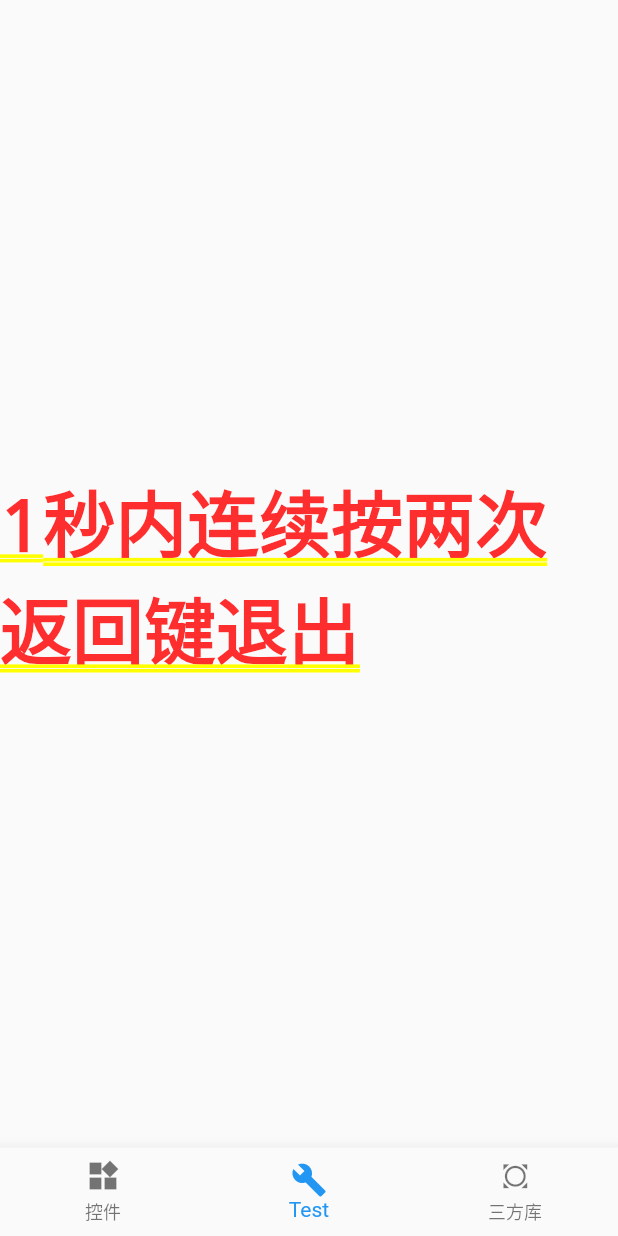
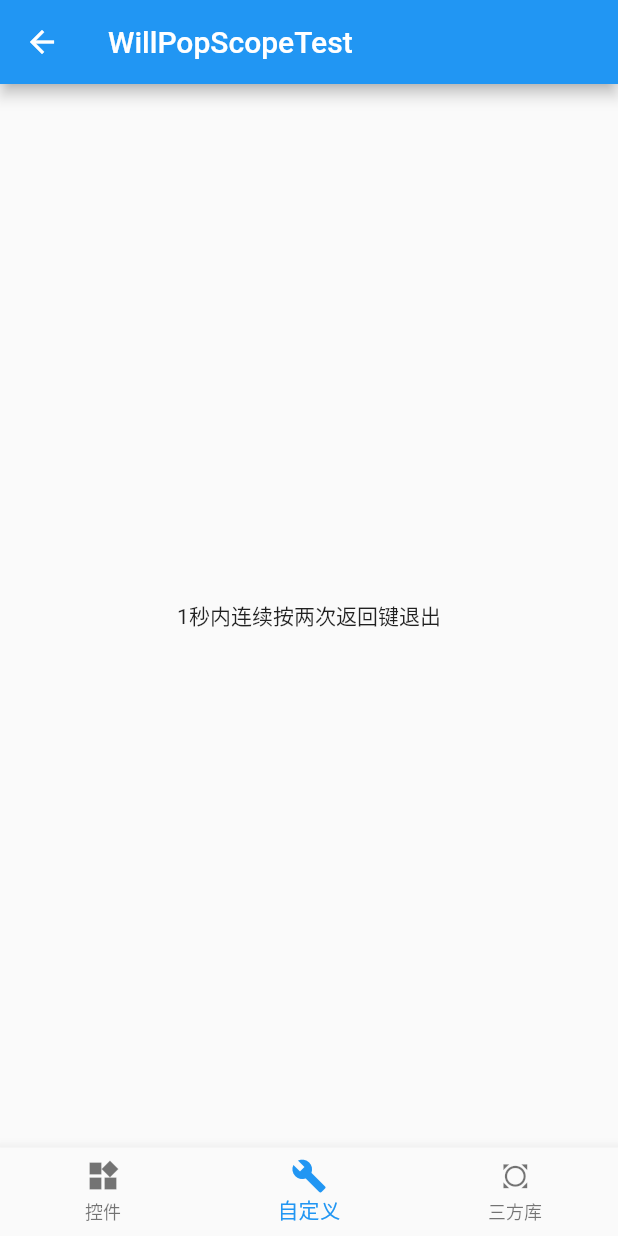
Before and after one commit to huangyuanlove/all_flutter_widget, a Flutter app: the screen it shows after launch, item 2 of the bottom bar chosen, after a tap on "WillPopScopeTest", on a phone screen of 412 x 824 dp. Run offline on Flutter 3.47's test engine with Material 2 defaults, Android fonts, the light colour scheme and no system bars; our stand-ins replace flutter_riverpod, flutter_widget_from_html_core.

Commit message:
update to flutter 3.0.2

```diff
--- a/lib/all_widget/bar/sliver_app_bar_widget.dart
+++ b/lib/all_widget/bar/sliver_app_bar_widget.dart
@@ -47,7 +47,7 @@ class _SliverAppbarWidgetState extends State<SliverAppbarWidget> {
                         fontSize: 16.0,
                       )),
                   background: Image.network(
-                    "http://pic31.nipic.com/20130801/11604791_100539834000_2.jpg",
+                    "https://gimg2.baidu.com/image_search/src=http%3A%2F%2Fc-ssl.duitang.com%2Fuploads%2Fitem%2F201908%2F21%2F20190821090839_syest.thumb.400_0.jpg&refer=http%3A%2F%2Fc-ssl.duitang.com&app=2002&size=f9999,10000&q=a80&n=0&g=0n&fmt=auto?sec=1676171722&t=46ef91f79b2ab00c31704e17e626940e",
                     fit: BoxFit.fill,
                   )),
               actions: <Widget>[
--- a/lib/all_widget/form/button.dart
+++ b/lib/all_widget/form/button.dart
@@ -9,7 +9,7 @@ class ButtonWidget extends StatefulWidget {
 class _ButtonWidgetState extends State<ButtonWidget> {
   String buttonShapeType = 'border'; // 边框类型
 
-  String dropdownButtonValue="";
+  String dropdownButtonValue="张三";
 
   void setButtonShapeType() {
     String _buttonShapeType =
--- a/lib/all_widget/menu/some_menu_widget.dart
+++ b/lib/all_widget/menu/some_menu_widget.dart
@@ -15,7 +15,7 @@ class _SomeMenuWidgetState extends State<SomeMenuWidget> {
   final String _checkedValue4 = 'Four';
 
   String dropDown1Value = "Free";
-  String dropdown2Value ="";
+  String dropdown2Value ="Default";
   String dropdown3Value = 'Four';
 
   final String _simpleValue1 = 'Menu item value one';
@@ -124,7 +124,7 @@ class _SomeMenuWidgetState extends State<SomeMenuWidget> {
                   dropdown2Value = newValue??"";
                 });
               },
-              items: <String>['One', 'Two', 'Free', 'Four']
+              items: <String>['One', 'Two', 'Free', 'Four',"Default"]
                   .map<DropdownMenuItem<String>>((String value) {
                 return DropdownMenuItem<String>(
                   value: value,
--- a/lib/all_widget/pick/some_pick_widget.dart
+++ b/lib/all_widget/pick/some_pick_widget.dart
@@ -20,7 +20,7 @@ class _SomePickWidgetState extends State<SomePickWidget> {
       ),
       body: ListView(
         children: <Widget>[
-          RaisedButton(
+          ElevatedButton(
             onPressed: () async {
               final DateTime picked = await showDatePicker(
                   context: context,
@@ -36,7 +36,9 @@ class _SomePickWidgetState extends State<SomePickWidget> {
             },
             child: Text(dayPickerValue),
           ),
-          RaisedButton(
+          Container(height: 10,),
+          ElevatedButton(
+
             onPressed: () async {
               final TimeOfDay picked =
                   await showTimePicker(context: context, initialTime: _time)??TimeOfDay.fromDateTime(DateTime.now());
--- a/lib/all_widget/progress/some_progress_widget.dart
+++ b/lib/all_widget/progress/some_progress_widget.dart
@@ -12,6 +12,7 @@ class _SomeProgressWidgetState extends State<SomeProgressWidget> {
       appBar: AppBar(title: Text("SomeProgressWidget"),),
       body: Column(
         children: <Widget>[
+          Container(height: 20,),
           LinearProgressIndicator(),
           Divider(height: 24,),
           SizedBox(
--- a/lib/main.dart
+++ b/lib/main.dart
@@ -226,7 +226,7 @@ class _HomeWidgetState extends State<HomeWidget> {
     _myTabs.add(
         BottomNavigationBarItem(icon: Icon(Icons.widgets), label: "控件"));
     _myTabs.add(
-        BottomNavigationBarItem(icon: Icon(Icons.build), label: "Test"));
+        BottomNavigationBarItem(icon: Icon(Icons.build), label: "自定义"));
     _myTabs.add(
         BottomNavigationBarItem(icon: Icon(Icons.all_out), label:"三方库"));
 
--- a/lib/third_part.dart
+++ b/lib/third_part.dart
@@ -12,14 +12,10 @@ class ThirdPart extends StatelessWidget {
       body: Center(
         child: ListView(
           children: <Widget>[
-            RaisedButton(
-              color: Colors.blue,
-              highlightColor: Colors.blue[700],
-              colorBrightness: Brightness.dark,
-              splashColor: Colors.grey,
+            ElevatedButton(
+
               child: Text("fl_chart"),
-              shape: RoundedRectangleBorder(
-                  borderRadius: BorderRadius.circular(20.0)),
+
               onPressed: () {},
             ),
             ElevatedButton(
--- a/lib/widget_test/MyPageHome.dart
+++ b/lib/widget_test/MyPageHome.dart
@@ -32,21 +32,18 @@ class MyPageHomeState extends State<MyPageHome> {
         child: new ListView(
           children: <Widget>[
 
-            RaisedButton(
-              color: Colors.blue,
-              highlightColor: Colors.blue[700],
-              colorBrightness: Brightness.dark,
-              splashColor: Colors.grey,
+            ElevatedButton(
+
               child: Text("CustomScrollView"),
-              shape: RoundedRectangleBorder(
-                  borderRadius: BorderRadius.circular(20.0)),
               onPressed: () {
                 Navigator.push(context, MaterialPageRoute(builder: (context) {
                   return TestSmallWidget();
                 }));
               },
+
             ),
-            RaisedButton(
+            Divider(height: 10,),
+            ElevatedButton(
               child: Text("WillPopScopeTest"),
               onPressed: () {
                 Navigator.push(context, MaterialPageRoute(builder: (context) {
@@ -54,8 +51,8 @@ class MyPageHomeState extends State<MyPageHome> {
                 }));
               },
             ),
-
-            RaisedButton(
+            Divider(height: 10,),
+            ElevatedButton(
               child: Text("Notification"),
               onPressed: () {
                 Navigator.push(context, MaterialPageRoute(builder: (context) {
@@ -63,7 +60,8 @@ class MyPageHomeState extends State<MyPageHome> {
                 }));
               },
             ),
-            RaisedButton(
+            Divider(height: 10,),
+            ElevatedButton(
               child: Text("TestDeliverValue"),
               onPressed: () {
                 Navigator.push(context, MaterialPageRoute(builder: (context) {
@@ -73,7 +71,8 @@ class MyPageHomeState extends State<MyPageHome> {
                 });
               },
             ),
-            RaisedButton(
+            Divider(height: 10,),
+            ElevatedButton(
               child: Text("TestProvider"),
               onPressed: () {
                 final counter = CounterModel();
@@ -91,7 +90,8 @@ class MyPageHomeState extends State<MyPageHome> {
                 });
               },
             ),
-            RaisedButton(
+            Divider(height: 10,),
+            ElevatedButton(
               child: Text("save_image_to_file"),
               onPressed: () {
                 Navigator.push(context, MaterialPageRoute(builder: (context) {
@@ -101,7 +101,8 @@ class MyPageHomeState extends State<MyPageHome> {
                 });
               },
             ),
-            RaisedButton(
+            Divider(height: 10,),
+            ElevatedButton(
               child: Text("build stateless widget"),
               onPressed: () {
                 Navigator.push(context, MaterialPageRoute(builder: (context) {
@@ -111,7 +112,8 @@ class MyPageHomeState extends State<MyPageHome> {
                 });
               },
             ),
-            RaisedButton(
+            Divider(height: 10,),
+            ElevatedButton(
               child: Text("named router"),
               onPressed: () {
                 Navigator.pushNamed(context, "new_page",
@@ -121,7 +123,8 @@ class MyPageHomeState extends State<MyPageHome> {
                 });
               },
             ),
-            RaisedButton(
+            Divider(height: 10,),
+            ElevatedButton(
               child: Text("a_router_widget"),
               onPressed: () {
                 Navigator.pushNamed(context, "a_router_widget").then((value) {
@@ -129,7 +132,8 @@ class MyPageHomeState extends State<MyPageHome> {
                 });
               },
             ),
-            RaisedButton(
+            Divider(height: 10,),
+            ElevatedButton(
               child: Text("SwipeListItemDemoPage"),
               onPressed: () {
                 Navigator.push(context, MaterialPageRoute(builder: (context) {
@@ -137,7 +141,8 @@ class MyPageHomeState extends State<MyPageHome> {
                 }));
               },
             ),
-            RaisedButton(
+            Divider(height: 10,),
+            ElevatedButton(
               child: Text("手势竞技场"),
               onPressed: () {
                 Navigator.push(context, MaterialPageRoute(builder: (context) {
@@ -145,7 +150,8 @@ class MyPageHomeState extends State<MyPageHome> {
                 }));
               },
             ),
-            RaisedButton(
+            Divider(height: 10,),
+            ElevatedButton(
               child: Text("自定义错误页面"),
               onPressed: () {
                 Navigator.push(context, MaterialPageRoute(builder: (context) {
--- a/lib/widget_test/test_deliver_value.dart
+++ b/lib/widget_test/test_deliver_value.dart
@@ -8,7 +8,10 @@ class TestDeliverValueWidget extends StatelessWidget{
 
   @override
   Widget build(BuildContext context) {
-    return Stack(
+    return
+      Scaffold(
+        appBar: AppBar(title: Text("TestDeliverValueWidget"),),
+        body: Stack(
         children: <Widget>[
           Text(value),
           FlatButton(
@@ -19,6 +22,7 @@ class TestDeliverValueWidget extends StatelessWidget{
             },
           ),
         ],
+    ),
       );
   }
 
--- a/lib/widget_test/test_small_widget.dart
+++ b/lib/widget_test/test_small_widget.dart
@@ -19,7 +19,7 @@ class TestSmallWidgetState extends State<TestSmallWidget> {
             flexibleSpace: FlexibleSpaceBar(
               title: const Text("CustomScrollView"),
               background: Image.asset(
-                "image/pic.png",
+                "assets/image/pic.png",
                 fit: BoxFit.cover,
               ),
             ),
--- a/lib/widget_test/will_pop_scope.dart
+++ b/lib/widget_test/will_pop_scope.dart
@@ -4,7 +4,10 @@ class WillPopScopeTest extends StatelessWidget {
   @override
   Widget build(BuildContext context) {
     DateTime _lastPressedAt= DateTime.now();
-    return WillPopScope(
+    return Scaffold(
+      appBar: AppBar(title: Text("WillPopScopeTest"),),
+
+      body: WillPopScope(
           child: Container(
             alignment: Alignment.center,
             child: Text("1秒内连续按两次返回键退出"),
@@ -18,6 +21,7 @@ class WillPopScopeTest extends StatelessWidget {
             } else {
               return true;
             }
-        });
+          }),
+    );
   }
 }
```
Also changed, not shown: lib/other/animation/tween_widget_page.dart (+4 -4 lines), lib/widget_test/notification_test/notification_test_widget_route.dart (+6 -2 lines), 1 other file. Lines whose indentation alone changed are shown as unchanged.
